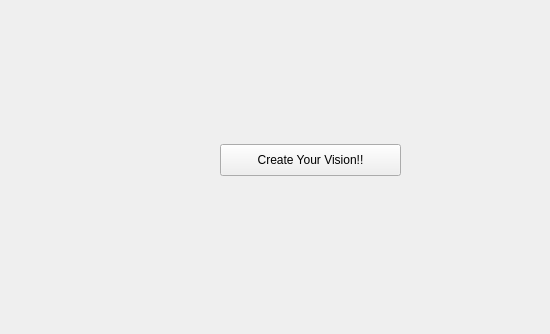
The window that application/src/pages/createpage.ui (thedeclancarter/GPMS) describes before a commit, drawn with Qt 5; both pictures show x 0 to 550 and y 146 to 480 of the 640 by 480 pixel window.
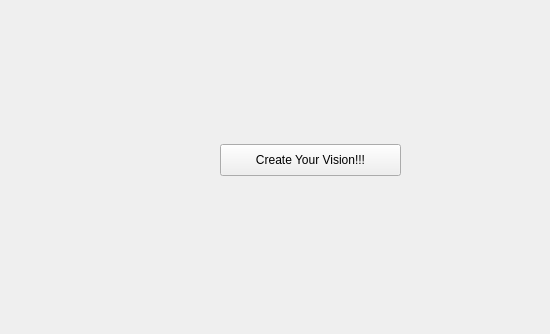
The same window after the commit.

```diff
--- a/application/src/pages/createpage.ui
+++ b/application/src/pages/createpage.ui
@@ -23,7 +23,7 @@
     </rect>
    </property>
    <property name="text">
-    <string>Create Your Vision!!</string>
+    <string>Create Your Vision!!!</string>
    </property>
   </widget>
  </widget>
```
